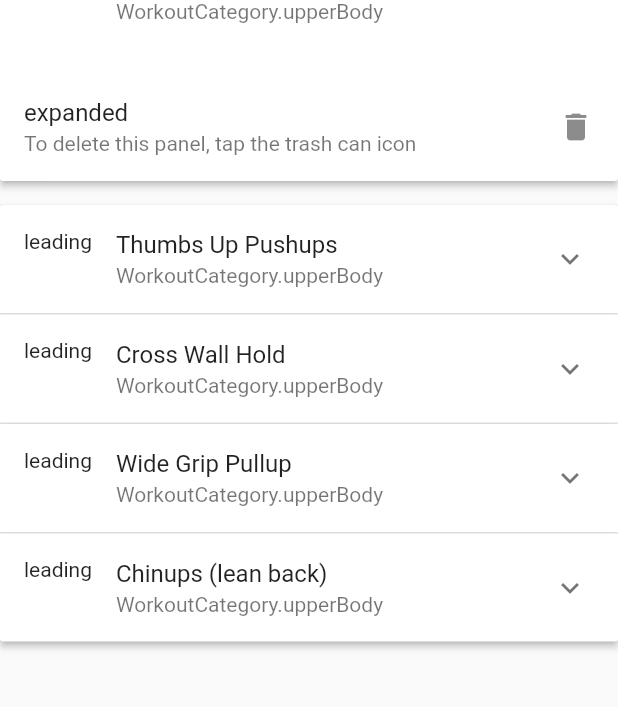
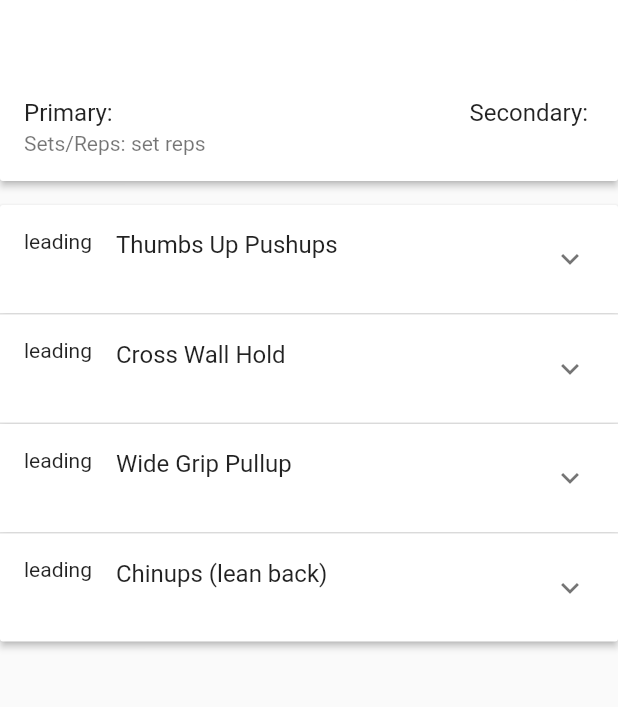
Before and after one commit to coreywen0/wheel_of_workouts_flutter, a Flutter app: the screen it shows after launch, after a tap on the "expand more" icon, on a phone screen of 412 x 824 dp, the part 167-874 px from its top. Run offline on Flutter 3.47's test engine with Material 2 defaults, Android fonts, the phone set to English and light mode, and no system bars; our stand-ins replace select_form_field; missing offline and left inert: enum_to_string.

Commit message:
add new workout

```diff
--- a/lib/providers/current_workouts.dart
+++ b/lib/providers/current_workouts.dart
@@ -12,7 +12,7 @@ class CurrentWorkoutsProvider with ChangeNotifier {
       category: WorkoutCategory.upperBody,
       primary: MuscleGroup.pecs,
       secondary: MuscleGroup.quads,
-      setReps: 'set reps',
+      setReps: '3 x F',
     ),
     Workout(
       id: '2',
@@ -20,7 +20,7 @@ class CurrentWorkoutsProvider with ChangeNotifier {
       category: WorkoutCategory.upperBody,
       primary: MuscleGroup.pecs,
       secondary: MuscleGroup.quads,
-      setReps: 'set reps',
+      setReps: '3 x F',
     ),
   ];
 
--- a/lib/providers/workouts.dart
+++ b/lib/providers/workouts.dart
@@ -53,6 +53,7 @@ class WorkoutsProvider with ChangeNotifier {
   }
 
   void addWorkout(Workout workout) {
+    workout.id = DateTime.now().toIso8601String();
     _workouts.add(workout);
     notifyListeners();
   }
--- a/lib/widgets/current_workout_item.dart
+++ b/lib/widgets/current_workout_item.dart
@@ -1,4 +1,3 @@
-import 'package:enum_to_string/enum_to_string.dart';
 import 'package:flutter/material.dart';
 import 'package:wheel_of_workouts/models/muscle_groups.dart';
 import 'package:wheel_of_workouts/models/workout.dart';
@@ -47,6 +46,7 @@ class _CurrentWorkoutItemState extends State<CurrentWorkoutItem> {
           Text(workout.category.toFormattedString()),
           Text(workout.primary.toFormattedString()),
           Text(workout.secondary.toFormattedString()),
+          Text('Set/Reps: ${workout.setReps}')
         ],
       ),
     );
--- a/lib/widgets/workout_item.dart
+++ b/lib/widgets/workout_item.dart
@@ -22,7 +22,7 @@ class WorkoutItem extends StatelessWidget {
       child: ListTile(
         leading: Text('leading'),
         title: Text(name),
-        subtitle: Text(category.toString()),
+        subtitle: Text(category.toFormattedString()),
         onTap: () {
           print('$name clicked');
           ScaffoldMessenger.of(context).showSnackBar(
--- a/lib/widgets/workouts_list.dart
+++ b/lib/widgets/workouts_list.dart
@@ -45,10 +45,14 @@ class WorkoutsList extends StatelessWidget {
             return WorkoutItem(name: workout.name, category: workout.category);
           },
           body: ListTile(
-            title: Text('expanded'),
-            subtitle:
-                const Text('To delete this panel, tap the trash can icon'),
-            trailing: const Icon(Icons.delete),
+            title: Row(
+              mainAxisAlignment: MainAxisAlignment.spaceBetween,
+              children: [
+                Text('Primary: ${workout.primary.toFormattedString()}'),
+                Text('Secondary: ${workout.secondary.toFormattedString()}'),
+              ],
+            ),
+            subtitle: Text('Sets/Reps: ${workout.setReps}'),
             onTap: () {},
           ),
         );
```
Also changed, not shown: lib/models/muscle_groups.dart (+12 -0 lines), lib/widgets/edit_workout.dart (+86 -12 lines).
